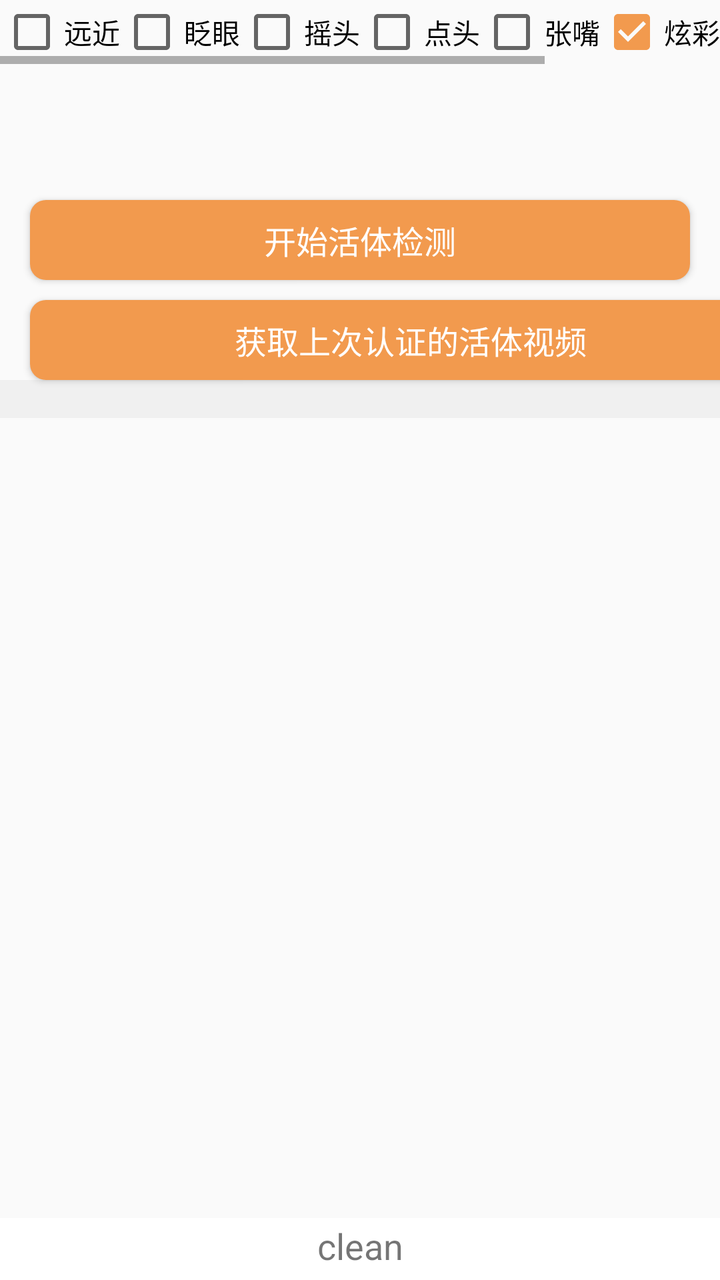
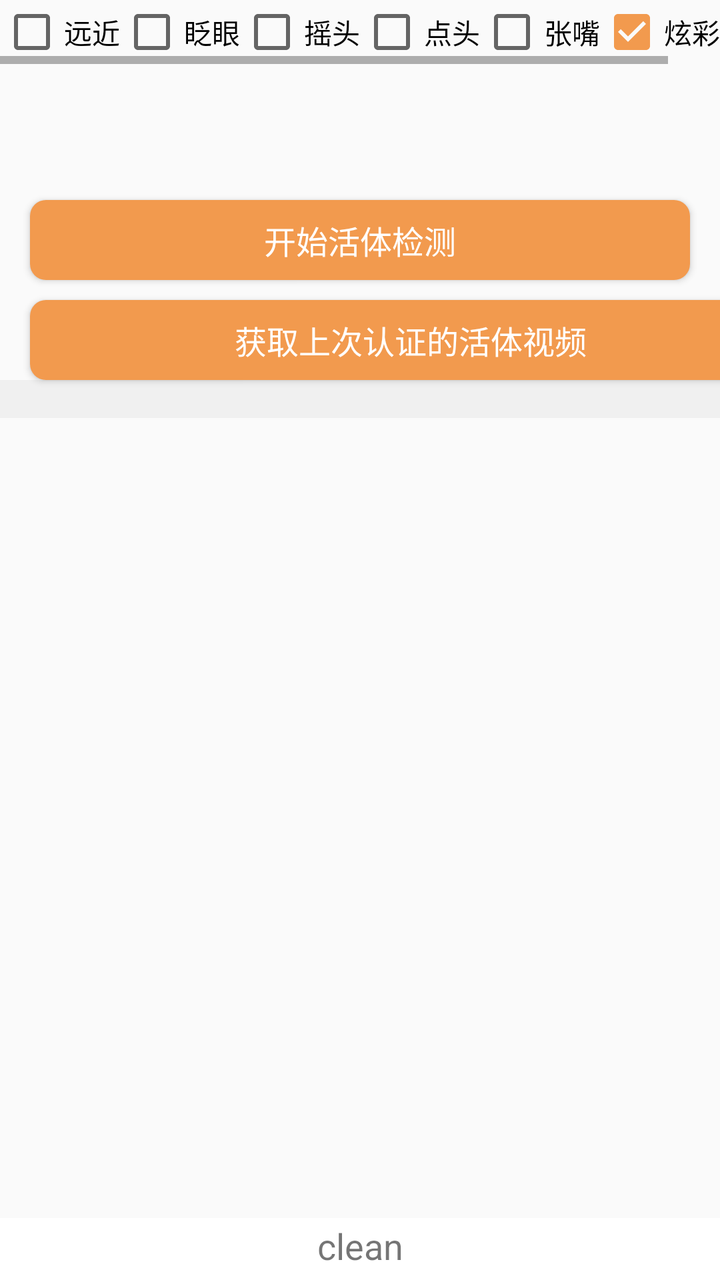

Two renders of the same Android screen: before a commit and after it. Below are the layout's source before the change and the commit's diff.
<!-- AndroidManifest.xml: application theme AppTheme -->
<!-- res/layout/activity_main.xml -->
<?xml version="1.0" encoding="utf-8"?>
<RelativeLayout xmlns:android="http://schemas.android.com/apk/res/android"
    xmlns:app="http://schemas.android.com/apk/res-auto"
    xmlns:tools="http://schemas.android.com/tools"
    android:layout_width="match_parent"
    android:layout_height="match_parent"
    android:fitsSystemWindows="true"
    tools:context=".LivingActivity">

    <LinearLayout
        android:layout_width="match_parent"
        android:layout_height="wrap_content"
        android:gravity="center_horizontal"
        android:orientation="vertical">


        <HorizontalScrollView
            android:id="@+id/huadong"
            android:layout_width="fill_parent"
            android:layout_height="fill_parent"
            android:gravity="center">

            <LinearLayout
                android:layout_width="wrap_content"
                android:layout_height="wrap_content">

                <CheckBox
                    android:id="@+id/btDistance"
                    android:layout_width="wrap_content"
                    android:layout_height="wrap_content"
                    android:text="远近" />

                <CheckBox
                    android:id="@+id/btBlink"
                    android:layout_width="wrap_content"
                    android:layout_height="wrap_content"
                    android:text="眨眼" />

                <CheckBox
                    android:id="@+id/btHeadShaking"
                    android:layout_width="wrap_content"
                    android:layout_height="wrap_content"
                    android:text="摇头" />

                <CheckBox
                    android:id="@+id/btNodding"
                    android:layout_width="wrap_content"
                    android:layout_height="wrap_content"
                    android:text="点头" />

                <CheckBox
                    android:id="@+id/btMouthOpening"
                    android:layout_width="wrap_content"
                    android:layout_height="wrap_content"
                    android:text="张嘴" />

                <CheckBox
                    android:id="@+id/btWeakColors"
                    android:layout_width="wrap_content"
                    android:layout_height="match_parent"
                    android:checked="true"
                    android:text="炫彩活体" />

                <CheckBox
                    android:id="@+id/btSilence"
                    android:layout_width="wrap_content"
                    android:layout_height="match_parent"
                    android:text="静默活体" />

                
                
                
                
                

                
                
                
                
                

                
                
                
                
                
            </LinearLayout>
        </HorizontalScrollView>
    </LinearLayout>

    <LinearLayout
        android:layout_width="match_parent"
        android:layout_height="wrap_content"
        android:orientation="vertical">

        <Button
            android:id="@+id/btn_face"
            android:layout_width="match_parent"
            android:layout_height="40dp"
            android:layout_marginLeft="15dp"
            android:layout_marginTop="100dp"
            android:layout_marginRight="15dp"
            android:background="@drawable/button_bg"
            android:text="开始活体检测"
            android:textAllCaps="false"
            android:textColor="@color/colorWhite"
            android:textSize="16sp" />

        <Button
            android:id="@+id/btn_getVideo"
            android:layout_width="381dp"
            android:layout_height="40dp"
            android:layout_marginLeft="15dp"
            android:layout_marginTop="10dp"
            android:layout_marginRight="15dp"
            android:background="@drawable/button_bg"
            android:text="获取上次认证的活体视频"
            android:textAllCaps="false"
            android:textColor="@color/colorWhite"
            android:textSize="16sp" />

        <RelativeLayout
            android:layout_width="match_parent"
            android:layout_height="wrap_content"
            android:layout_alignParentStart="true">

            <ScrollView
                android:id="@+id/scrollView"
                android:layout_width="fill_parent"
                android:layout_height="wrap_content"
                android:fadingEdge="vertical"
                android:paddingBottom="20dp"
                android:scrollbars="vertical">

                <TextView
                    android:id="@+id/tv_info"
                    android:layout_width="match_parent"
                    android:layout_height="wrap_content"
                    android:layout_alignParentEnd="true"
                    android:background="@color/colorGray"
                    android:enabled="true"
                    android:focusable="true"
                    android:longClickable="true"
                    android:textIsSelectable="true" />
            </ScrollView>

            <LinearLayout
                android:id="@+id/LinearLayout"
                android:layout_width="match_parent"
                android:layout_height="match_parent"
                android:gravity="bottom"
                android:orientation="horizontal">

                <TextView
                    android:id="@+id/tvClean"
                    android:layout_width="match_parent"
                    android:layout_height="wrap_content"
                    android:autoLink="all"
                    android:background="@android:color/background_light"
                    android:clickable="true"
                    android:paddingTop="5px"
                    android:paddingBottom="15px"
                    android:text="clean"
                    android:textAlignment="center"
                    android:textSize="18sp" />
            </LinearLayout>
        </RelativeLayout>
    </LinearLayout>


</RelativeLayout>
<!-- resources referenced by this layout -->
<resources>
  <color name="colorGray">#F0F0F0</color>
  <color name="colorWhite">#FFFFFF</color>
  <!-- drawable button_bg (drawable) -->
  <?xml version="1.0" encoding="utf-8"?>
  <selector xmlns:android="http://schemas.android.com/apk/res/android">
      <item android:state_pressed="true">
          <shape xmlns:android="http://schemas.android.com/apk/res/android" android:shape="rectangle">
              <solid android:color="#ef892f" />
              <corners android:radius="8dip" />
          </shape>
      </item>
  
      <item android:state_pressed="false">
          <shape xmlns:android="http://schemas.android.com/apk/res/android" android:shape="rectangle">
              <solid android:color="#f29a4e" />
              <corners android:radius="8dip" />
          </shape>
      </item>
  
  </selector>
  <style name="AppTheme" parent="Theme.AppCompat.Light.DarkActionBar">
          
          <item name="colorPrimary">@color/colorPrimary</item>
          <item name="colorPrimaryDark">@color/colorPrimaryDark</item>
          <item name="colorAccent">@color/colorAccent</item>
      </style>
  <color name="colorPrimary">#f29a4e</color>
  <color name="colorPrimaryDark">#ef892f</color>
  <color name="colorAccent">#f29a4e</color>
</resources>

<!-- the commit's change to res/layout/activity_main.xml (unified diff, before → after) -->
@@ -61,29 +61,6 @@
                     android:checked="true"
                     android:text="炫彩活体" />
 
-                <CheckBox
-                    android:id="@+id/btSilence"
-                    android:layout_width="wrap_content"
-                    android:layout_height="match_parent"
-                    android:text="静默活体" />
-
-                
-                
-                
-                
-                
-
-                
-                
-                
-                
-                
-
-                
-                
-                
-                
-                
             </LinearLayout>
         </HorizontalScrollView>
     </LinearLayout>
